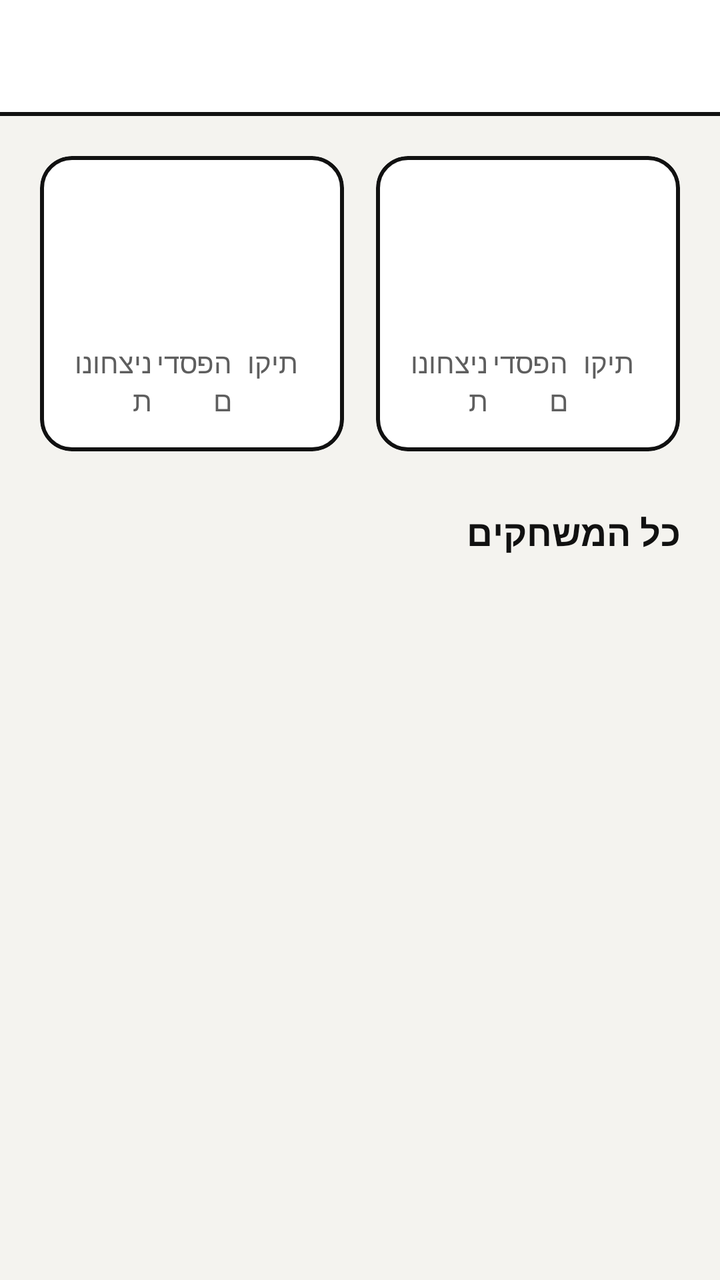
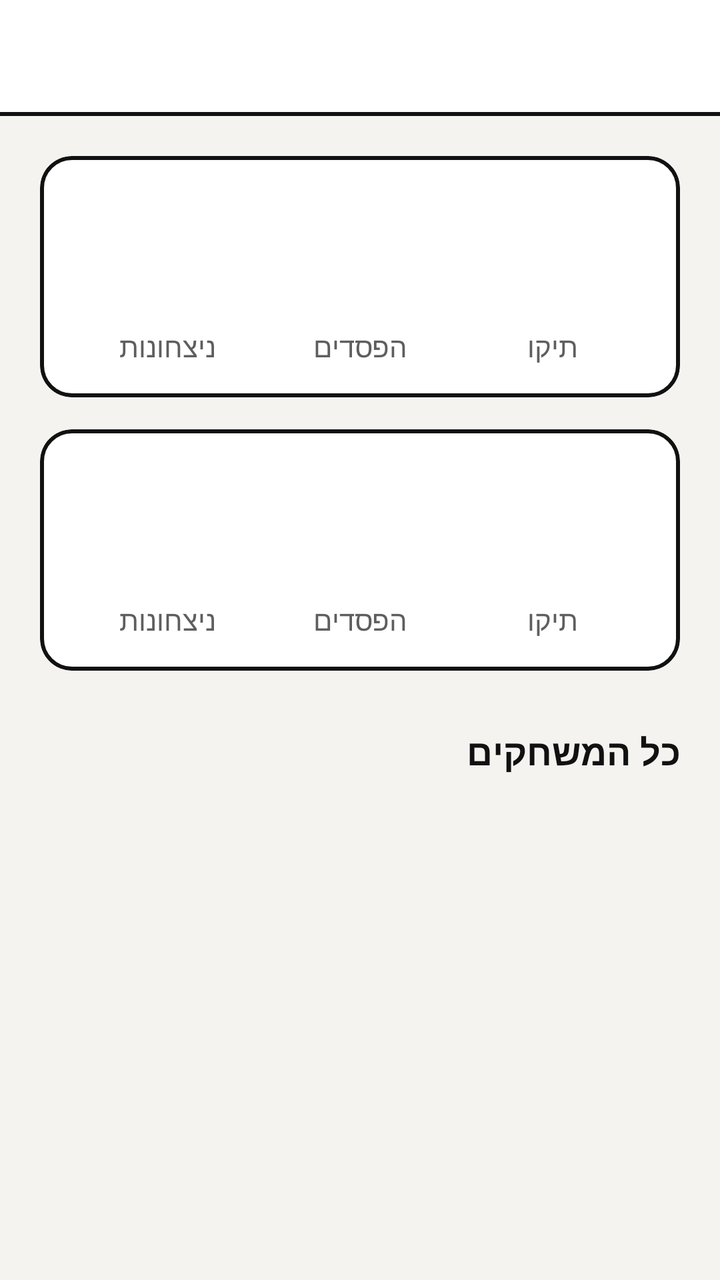

An Android layout rendered at two revisions. The XML below is the earlier revision; the diff shows what the commit changed to produce the second picture.
<!-- AndroidManifest.xml: application theme Theme.EbeepMobile -->
<!-- res/layout/activity_history.xml -->
<?xml version="1.0" encoding="utf-8"?>
<LinearLayout xmlns:android="http://schemas.android.com/apk/res/android"
    xmlns:app="http://schemas.android.com/apk/res-auto"
    xmlns:tools="http://schemas.android.com/tools"
    android:id="@+id/root"
    android:layout_width="match_parent"
    android:layout_height="match_parent"
    android:orientation="vertical">

    <include layout="@layout/view_toolbar" />

    <LinearLayout
        android:layout_width="match_parent"
        android:layout_height="match_parent"
        android:orientation="vertical"
        android:padding="@dimen/space_screen">

        
        <LinearLayout
            android:layout_width="match_parent"
            android:layout_height="wrap_content"
            android:baselineAligned="false"
            android:orientation="horizontal">

            <include
                android:id="@+id/tileTtt"
                layout="@layout/play_summary_tile"
                android:layout_width="0dp"
                android:layout_height="wrap_content"
                android:layout_marginEnd="@dimen/space_small"
                android:layout_weight="1" />

            <include
                android:id="@+id/tileC4"
                layout="@layout/play_summary_tile"
                android:layout_width="0dp"
                android:layout_height="wrap_content"
                android:layout_marginStart="@dimen/space_small"
                android:layout_weight="1" />
        </LinearLayout>

        <TextView
            android:layout_width="match_parent"
            android:layout_height="wrap_content"
            android:layout_marginTop="@dimen/space_section"
            android:layout_marginBottom="@dimen/space_item"
            android:text="@string/history_all_games"
            android:textAppearance="@style/TextAppearance.Ebeep.Heading" />

        <FrameLayout
            android:layout_width="match_parent"
            android:layout_height="0dp"
            android:layout_weight="1">

            <androidx.recyclerview.widget.RecyclerView
                android:id="@+id/listRecords"
                android:layout_width="match_parent"
                android:layout_height="match_parent" />

            <LinearLayout
                android:id="@+id/layoutEmpty"
                android:layout_width="match_parent"
                android:layout_height="match_parent"
                android:gravity="center"
                android:orientation="vertical"
                android:visibility="gone"
                tools:ignore="UseCompoundDrawables">

                <ImageView
                    android:layout_width="64dp"
                    android:layout_height="64dp"
                    android:importantForAccessibility="no"
                    android:src="@drawable/ic_history"
                    app:tint="@color/text_secondary" />

                <TextView
                    android:layout_width="wrap_content"
                    android:layout_height="wrap_content"
                    android:layout_marginTop="@dimen/space_item"
                    android:text="@string/history_empty"
                    android:textAppearance="@style/TextAppearance.Ebeep.Caption" />
            </LinearLayout>
        </FrameLayout>
    </LinearLayout>
</LinearLayout>
<!-- res/layout/view_toolbar.xml (included above) -->
<?xml version="1.0" encoding="utf-8"?>
<LinearLayout xmlns:android="http://schemas.android.com/apk/res/android"
    xmlns:tools="http://schemas.android.com/tools"
    android:layout_width="match_parent"
    android:layout_height="wrap_content"
    android:background="@color/surface"
    tools:ignore="Overdraw"
    android:orientation="vertical">

    <com.google.android.material.appbar.MaterialToolbar
        android:id="@+id/toolbar"
        style="@style/AppToolbar"
        android:layout_width="match_parent"
        android:layout_height="?attr/actionBarSize">

        
        <TextView
            android:id="@+id/txtConnection"
            android:layout_width="wrap_content"
            android:layout_height="wrap_content"
            android:layout_gravity="end|center_vertical"
            android:layout_marginEnd="@dimen/space_item"
            android:drawablePadding="6dp"
            android:textAppearance="@style/TextAppearance.Ebeep.Caption"
            android:visibility="gone"
            app:drawableStartCompat="@drawable/bg_status_dot"
            xmlns:app="http://schemas.android.com/apk/res-auto" />
    </com.google.android.material.appbar.MaterialToolbar>

    <View
        android:layout_width="match_parent"
        android:layout_height="@dimen/line_strong"
        android:background="@color/outline" />
</LinearLayout>
<!-- res/layout/play_summary_tile.xml (included above) -->
<?xml version="1.0" encoding="utf-8"?>
<com.google.android.material.card.MaterialCardView xmlns:android="http://schemas.android.com/apk/res/android"
    style="@style/AppTile"
    android:layout_width="match_parent"
    android:layout_height="wrap_content">

    <LinearLayout
        android:layout_width="match_parent"
        android:layout_height="wrap_content"
        android:orientation="vertical"
        android:padding="@dimen/space_item">

        <TextView
            android:id="@+id/txtSummaryName"
            android:layout_width="match_parent"
            android:layout_height="wrap_content"
            android:textAppearance="@style/TextAppearance.Ebeep.Heading" />

        <LinearLayout
            android:layout_width="match_parent"
            android:layout_height="wrap_content"
            android:layout_marginTop="@dimen/space_item"
            android:baselineAligned="false"
            android:orientation="horizontal">

            <LinearLayout
                android:layout_width="0dp"
                android:layout_height="wrap_content"
                android:layout_weight="1"
                android:gravity="center_horizontal"
                android:orientation="vertical">

                <TextView
                    android:id="@+id/txtWins"
                    android:layout_width="wrap_content"
                    android:layout_height="wrap_content"
                    android:textAppearance="@style/TextAppearance.Ebeep.Title" />

                <TextView
                    android:layout_width="wrap_content"
                    android:layout_height="wrap_content"
                    android:text="@string/history_wins"
                    android:textAppearance="@style/TextAppearance.Ebeep.Caption" />
            </LinearLayout>

            <LinearLayout
                android:layout_width="0dp"
                android:layout_height="wrap_content"
                android:layout_weight="1"
                android:gravity="center_horizontal"
                android:orientation="vertical">

                <TextView
                    android:id="@+id/txtLosses"
                    android:layout_width="wrap_content"
                    android:layout_height="wrap_content"
                    android:textAppearance="@style/TextAppearance.Ebeep.Title" />

                <TextView
                    android:layout_width="wrap_content"
                    android:layout_height="wrap_content"
                    android:text="@string/history_losses"
                    android:textAppearance="@style/TextAppearance.Ebeep.Caption" />
            </LinearLayout>

            <LinearLayout
                android:layout_width="0dp"
                android:layout_height="wrap_content"
                android:layout_weight="1"
                android:gravity="center_horizontal"
                android:orientation="vertical">

                <TextView
                    android:id="@+id/txtDraws"
                    android:layout_width="wrap_content"
                    android:layout_height="wrap_content"
                    android:textAppearance="@style/TextAppearance.Ebeep.Title" />

                <TextView
                    android:layout_width="wrap_content"
                    android:layout_height="wrap_content"
                    android:text="@string/history_draws"
                    android:textAppearance="@style/TextAppearance.Ebeep.Caption" />
            </LinearLayout>
        </LinearLayout>
    </LinearLayout>
</com.google.android.material.card.MaterialCardView>
<!-- resources referenced by this layout -->
<resources>
  <color name="outline">#111111</color>
  <color name="surface">#FFFFFF</color>
  <color name="text_secondary">#5E5E5E</color>
  <dimen name="line_strong">2dp</dimen>
  <dimen name="space_item">16dp</dimen>
  <dimen name="space_screen">20dp</dimen>
  <dimen name="space_section">28dp</dimen>
  <dimen name="space_small">8dp</dimen>
  <!-- drawable bg_status_dot (drawable) -->
  <?xml version="1.0" encoding="utf-8"?>
  <shape xmlns:android="http://schemas.android.com/apk/res/android"
      android:shape="oval">
      <solid android:color="@color/offline" />
      <size
          android:width="@dimen/status_dot"
          android:height="@dimen/status_dot" />
  </shape>
  <string name="history_all_games">כל המשחקים</string>
  <string name="history_draws">תיקו</string>
  <string name="history_empty">עדיין לא שיחקתם</string>
  <string name="history_losses">הפסדים</string>
  <string name="history_wins">ניצחונות</string>
  <style name="TextAppearance.Ebeep.Caption" parent="TextAppearance.MaterialComponents.Caption">
          <item name="android:textSize">14sp</item>
          <item name="android:textColor">@color/text_secondary</item>
          <item name="android:letterSpacing">0</item>
      </style>
  <style name="TextAppearance.Ebeep.Heading" parent="TextAppearance.MaterialComponents.Subtitle1">
          <item name="android:textStyle">bold</item>
          <item name="android:textSize">18sp</item>
          <item name="android:textColor">@color/text_primary</item>
          <item name="android:letterSpacing">0</item>
      </style>
  <style name="TextAppearance.Ebeep.Title" parent="TextAppearance.MaterialComponents.Headline5">
          <item name="android:textStyle">bold</item>
          <item name="android:textSize">28sp</item>
          <item name="android:textColor">@color/text_primary</item>
          <item name="android:letterSpacing">0</item>
      </style>
  <style name="Theme.EbeepMobile" parent="Base.Theme.EbeepMobile">
          <item name="android:windowLightStatusBar">true</item>
          <item name="android:windowLightNavigationBar" tools:targetApi="o_mr1">true</item>
      </style>
  <color name="offline">#9E9E9E</color>
  <dimen name="status_dot">10dp</dimen>
  <color name="text_primary">#111111</color>
  <dimen name="corner">16dp</dimen>
  <style name="TextAppearance.Ebeep.ToolbarTitle" parent="TextAppearance.MaterialComponents.Headline6">
          <item name="android:textStyle">bold</item>
          <item name="android:textSize">20sp</item>
          <item name="android:letterSpacing">0</item>
      </style>
  <color name="accent">#111111</color>
  <color name="accent_dark">#000000</color>
  <color name="on_accent">#F4F3EF</color>
  <color name="background">#F4F3EF</color>
  <style name="AppCard" parent="Widget.MaterialComponents.CardView">
          <item name="cardCornerRadius">@dimen/corner</item>
          <item name="cardElevation">0dp</item>
          <item name="strokeColor">@color/divider</item>
          <item name="strokeWidth">@dimen/line_soft</item>
          <item name="cardBackgroundColor">@color/surface</item>
      </style>
  <style name="AppSwitch" parent="Widget.MaterialComponents.CompoundButton.Switch">
          <item name="useMaterialThemeColors">false</item>
          <item name="thumbTint">@color/switch_thumb</item>
          <item name="trackTint">@color/switch_track</item>
      </style>
  <dimen name="corner_small">12dp</dimen>
  <dimen name="touch_target">56dp</dimen>
  <dimen name="line_soft">1dp</dimen>
  <color name="divider">#DCDAD3</color>
  <style name="AppDialogButton" parent="Widget.MaterialComponents.Button.TextButton.Dialog">
          <item name="android:textColor">@color/text_primary</item>
          <item name="android:textStyle">bold</item>
          <item name="android:textAllCaps">false</item>
      </style>
  <!-- unchanged entries left out for length: 8 -->
</resources>

<!-- the commit's change to res/layout/activity_history.xml (unified diff, before → after) -->
@@ -16,28 +16,18 @@
         android:padding="@dimen/space_screen">
 
         
-        <LinearLayout
-            android:layout_width="match_parent"
-            android:layout_height="wrap_content"
-            android:baselineAligned="false"
-            android:orientation="horizontal">
-
-            <include
-                android:id="@+id/tileTtt"
-                layout="@layout/play_summary_tile"
-                android:layout_width="0dp"
-                android:layout_height="wrap_content"
-                android:layout_marginEnd="@dimen/space_small"
-                android:layout_weight="1" />
-
-            <include
-                android:id="@+id/tileC4"
-                layout="@layout/play_summary_tile"
-                android:layout_width="0dp"
-                android:layout_height="wrap_content"
-                android:layout_marginStart="@dimen/space_small"
-                android:layout_weight="1" />
-        </LinearLayout>
+        <include
+            android:id="@+id/tileTtt"
+            layout="@layout/play_summary_tile"
+            android:layout_width="match_parent"
+            android:layout_height="wrap_content" />
+
+        <include
+            android:id="@+id/tileC4"
+            layout="@layout/play_summary_tile"
+            android:layout_width="match_parent"
+            android:layout_height="wrap_content"
+            android:layout_marginTop="@dimen/space_item" />
 
         <TextView
             android:layout_width="match_parent"
@@ -140,7 +130,7 @@
         <LinearLayout
             android:layout_width="match_parent"
             android:layout_height="wrap_content"
-            android:layout_marginTop="@dimen/space_item"
+            android:layout_marginTop="@dimen/space_small"
             android:baselineAligned="false"
             android:orientation="horizontal">
 
@@ -160,6 +150,7 @@
                 <TextView
                     android:layout_width="wrap_content"
                     android:layout_height="wrap_content"
+                    android:maxLines="1"
                     android:text="@string/history_wins"
                     android:textAppearance="@style/TextAppearance.Ebeep.Caption" />
             </LinearLayout>
@@ -180,6 +171,7 @@
                 <TextView
                     android:layout_width="wrap_content"
                     android:layout_height="wrap_content"
+                    android:maxLines="1"
                     android:text="@string/history_losses"
                     android:textAppearance="@style/TextAppearance.Ebeep.Caption" />
             </LinearLayout>
@@ -200,6 +192,7 @@
                 <TextView
                     android:layout_width="wrap_content"
                     android:layout_height="wrap_content"
+                    android:maxLines="1"
                     android:text="@string/history_draws"
                     android:textAppearance="@style/TextAppearance.Ebeep.Caption" />
             </LinearLayout>
